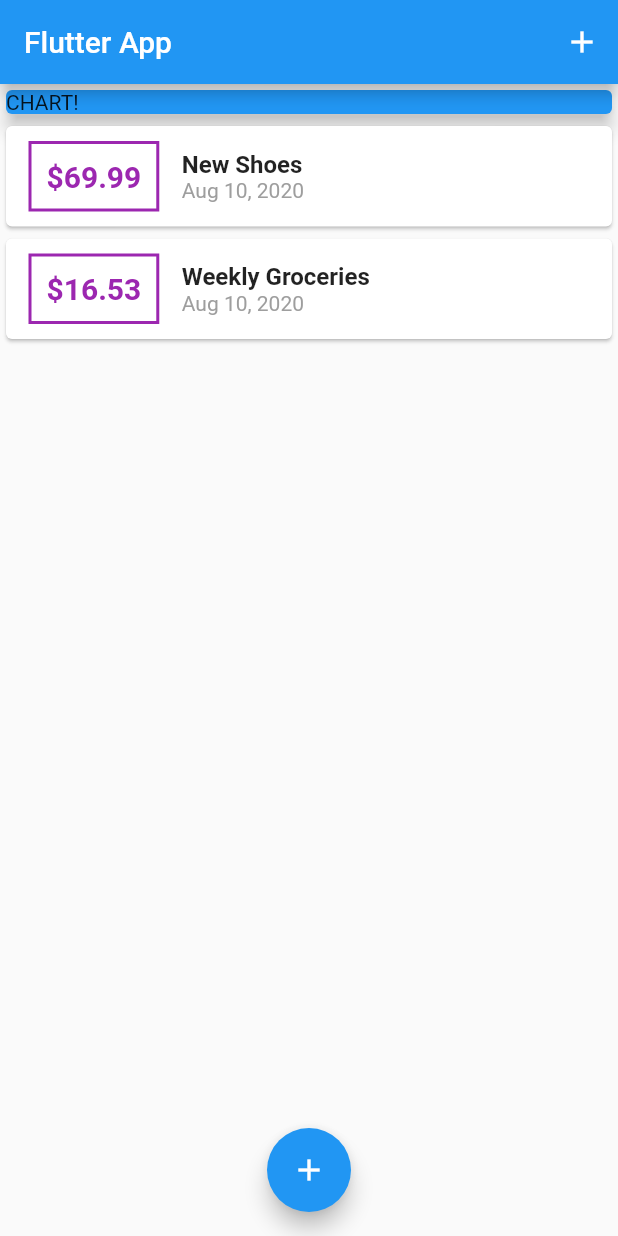
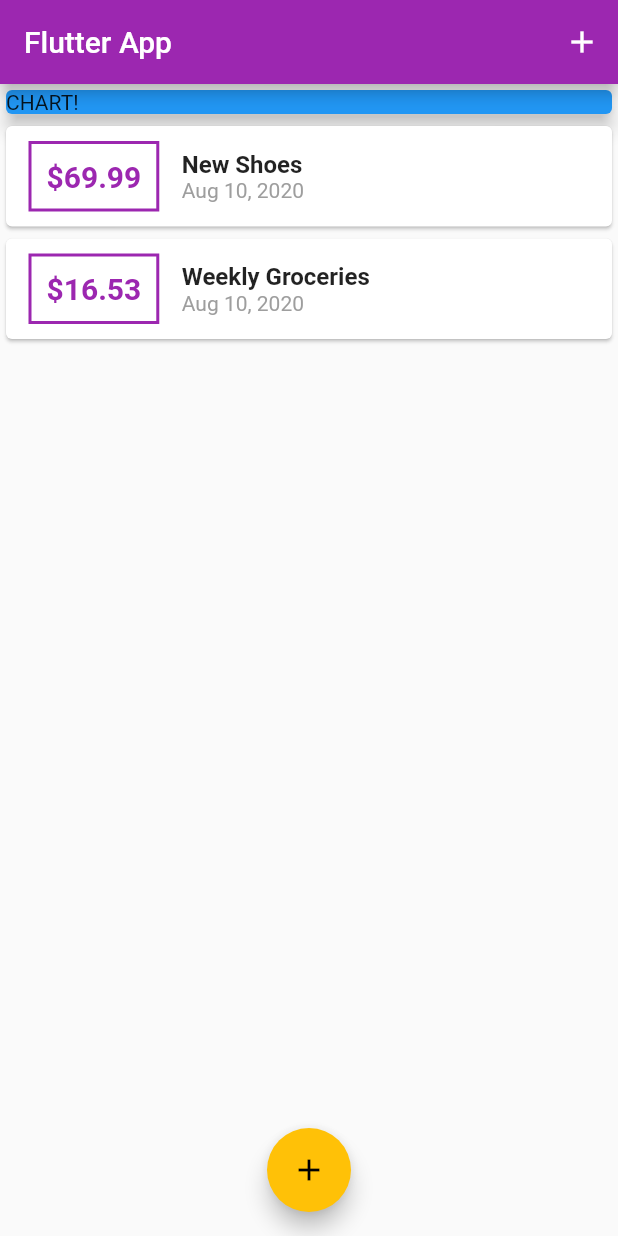
Before and after one commit to lukasmyth96/flutter_expense_tracker, a Flutter app: the screen it shows after launch, on a phone screen of 412 x 824 dp. Run offline on Flutter 3.47's test engine with Material 2 defaults, Android fonts, the phone set to English and light mode, and no system bars.

Commit message:
adding theme in main.dart to control colours in one place

```diff
--- a/lib/main.dart
+++ b/lib/main.dart
@@ -10,7 +10,11 @@ class MyApp extends StatelessWidget {
   @override
   Widget build(BuildContext context) {
     return MaterialApp(
-      title: 'Flutter App',
+      title: 'Expense Tracker',
+      theme: ThemeData(
+        primarySwatch: Colors.purple,
+        accentColor: Colors.amber
+        ),
       home: MyHomePage(),
     );
   }
--- a/lib/widgets/transaction_list.dart
+++ b/lib/widgets/transaction_list.dart
@@ -24,7 +24,7 @@ class TransactionList extends StatelessWidget {
                   ),
                   decoration: BoxDecoration(
                     border: Border.all(
-                      color: Colors.purple,
+                      color: Theme.of(context).primaryColor,
                       width: 2,
                     ),
                   ),
--- a/pubspec.yaml
+++ b/pubspec.yaml
@@ -24,6 +24,7 @@ dependencies:
   flutter:
     sdk: flutter
   intl: ^0.16.1
+  characters: ^1.0.0
 
 
   # The following adds the Cupertino Icons font to your application.
```
Also changed, not shown: pubspec.lock.
